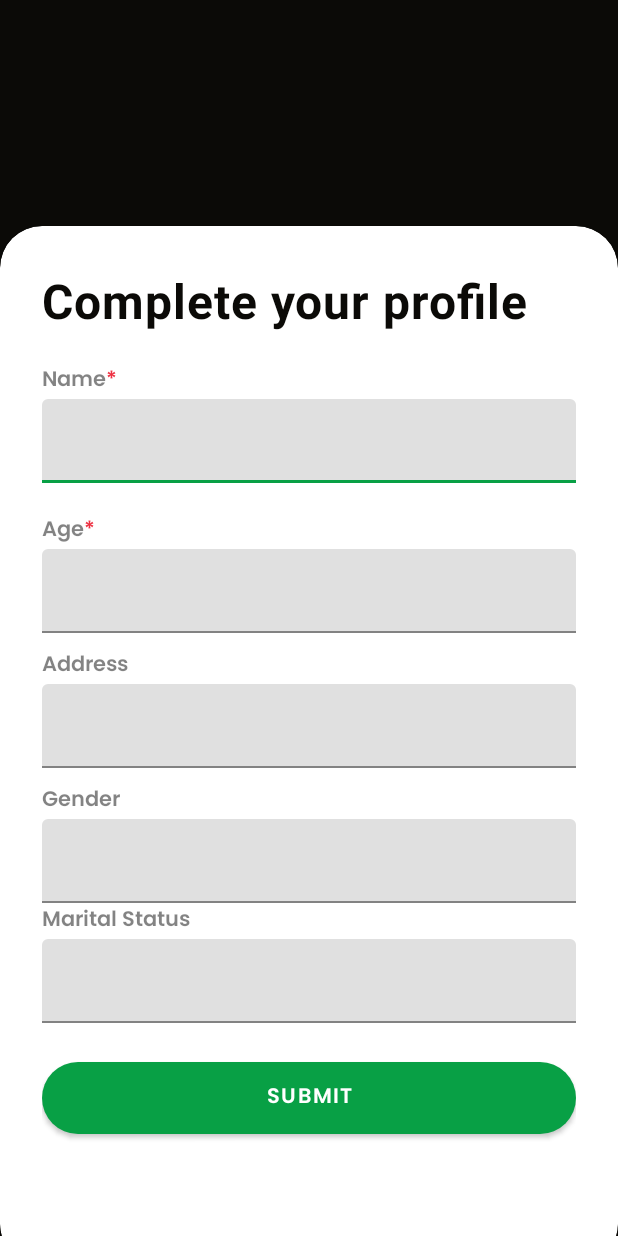
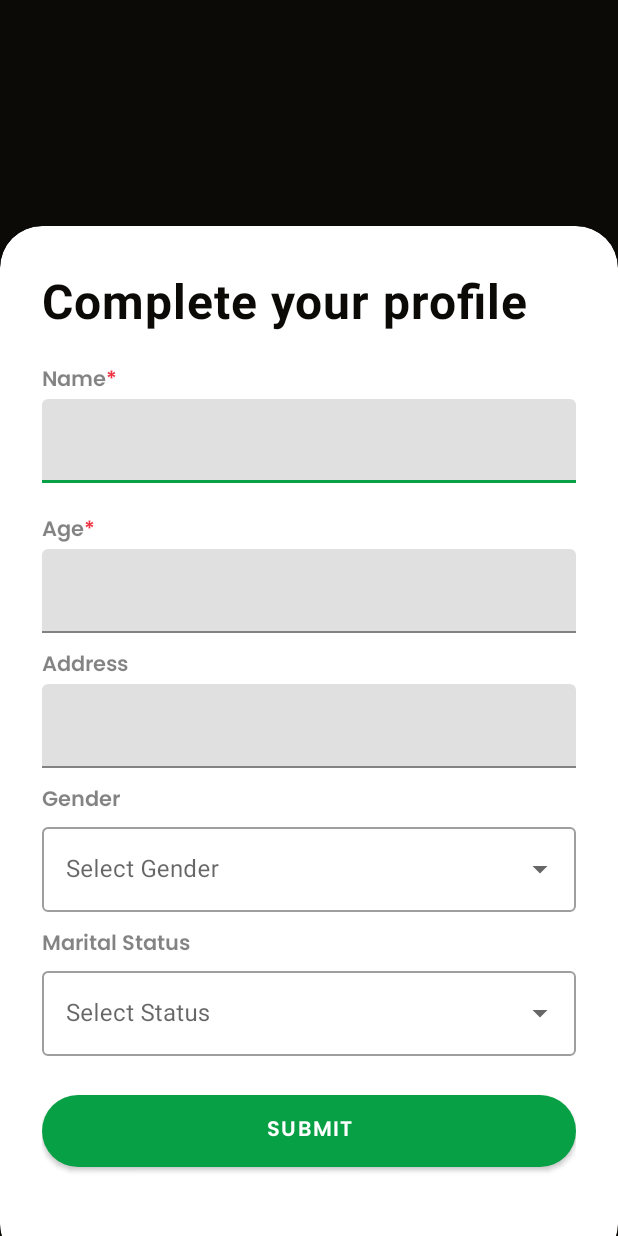
Before and after one commit to therev2/DOCTORIFY, an Android app: the complete_your_profile screen opened directly, with no data from a screen before it, on a phone screen of 412 x 824 dp. Run offline under Robolectric (Android 15) with nearby library versions, the phone set to English and light mode, and no system bars; our stand-ins replace Firebase (no records; nobody signed in at launch, a user with empty details on screens opened directly).

Commit message:
added dropdown for gender and status

```diff
--- a/app/src/main/java/com/example/myapplication/MYprofPat.java
+++ b/app/src/main/java/com/example/myapplication/MYprofPat.java
@@ -36,7 +36,7 @@ public class MYprofPat extends AppCompatActivity {
         age_mp = findViewById(R.id.age_mp);
         add_mp = findViewById(R.id.address_mp);
         ms_mp = findViewById(R.id.status_mp);
-        gender_mp =findViewById(R.id.gender);
+        gender_mp =findViewById(R.id.gender_mp);
         textView = findViewById(R.id.edit);
 
         //referencing database for parent "patient"
--- a/app/src/main/java/com/example/myapplication/complete_your_profile.java
+++ b/app/src/main/java/com/example/myapplication/complete_your_profile.java
@@ -5,6 +5,9 @@ import android.content.Intent;
 import android.content.SharedPreferences;
 import android.os.Bundle;
 import android.view.View;
+import android.widget.AdapterView;
+import android.widget.ArrayAdapter;
+import android.widget.AutoCompleteTextView;
 import android.widget.Button;
 import android.widget.EditText;
 import android.widget.Toast;
@@ -19,9 +22,14 @@ import com.google.firebase.database.FirebaseDatabase;
 import java.util.HashMap;
 
 public class complete_your_profile extends AppCompatActivity {
-    EditText name,age,address,gender,status;
-    String Email_of_pat,Name,Age,Address,Gender,Status;
+    EditText name,age,address;
+    String Email_of_pat,Name,Age,Address,Gender,Status,gender_d,status_d;
     Button submit_btn;
+    String[] gender_array = {"Male","Female","Other"};
+    String[] status_array = {"Bachelor","In relaltionship","Married"};
+    AutoCompleteTextView genderTextView, statusTextView;
+    ArrayAdapter<String> genderItems, statusItems;
+
 
     //initialised shared storage for doc
     public static final String SHARED_PREFS="sharedPrefs";
@@ -43,9 +51,34 @@ public class complete_your_profile extends AppCompatActivity {
         name = findViewById(R.id.name);
         age = findViewById(R.id.age);
         address = findViewById(R.id.address);
-        gender = findViewById(R.id.gender);
-        status = findViewById(R.id.stat);
         submit_btn = findViewById(R.id.reg_complete);
+
+        genderTextView = findViewById(R.id.gender_pat);
+        genderItems = new ArrayAdapter<String>(this, R.layout.list_item, gender_array);
+
+        genderTextView.setAdapter(genderItems);
+
+        genderTextView.setOnItemClickListener(new AdapterView.OnItemClickListener() {
+            @Override
+            public void onItemClick(AdapterView<?> adapterView, View view, int i, long l) {
+                gender_d = adapterView.getItemAtPosition(i).toString().trim();
+                Toast.makeText(complete_your_profile.this,gender_d, Toast.LENGTH_SHORT).show();
+            }
+        });
+
+        statusTextView = findViewById(R.id.status_pat);
+        statusItems = new ArrayAdapter<String>(this, R.layout.list_item, status_array);
+
+        statusTextView.setAdapter(statusItems);
+
+        statusTextView.setOnItemClickListener(new AdapterView.OnItemClickListener() {
+            @Override
+            public void onItemClick(AdapterView<?> adapterView, View view, int i, long l) {
+                 status_d = adapterView.getItemAtPosition(i).toString().trim();
+                Toast.makeText(complete_your_profile.this,status_d, Toast.LENGTH_SHORT).show();
+            }
+        });
+
 
         submit_btn.setOnClickListener(new View.OnClickListener() {
             @Override
@@ -55,8 +88,8 @@ public class complete_your_profile extends AppCompatActivity {
                 Name = name.getText().toString().trim();
                 Age = age.getText().toString().trim();
                 Address = address.getText().toString().trim();
-                Gender = gender.getText().toString().trim();
-                Status = status.getText().toString().trim();
+                Gender = gender_d.trim();
+                Status = status_d.trim();
 
                 if (Name.isEmpty() && Age.isEmpty()){
                     name.setError("Mandatory field");
--- a/app/src/main/res/layout/activity_chat.xml
+++ b/app/src/main/res/layout/activity_chat.xml
@@ -6,7 +6,7 @@
     android:layout_width="match_parent"
     android:layout_height="match_parent"
     tools:context=".chat_activity"
-    android:background="@color/my_primary">
+    android:background="@color/black">
     <LinearLayout
         android:layout_width="match_parent"
         android:layout_height="wrap_content"
@@ -101,7 +101,7 @@
                 android:layout_width="match_parent"
                 android:layout_height="wrap_content"
                 android:layout_alignParentBottom="true"
-                android:hint="Write Message Here"
+                android:hint="Type the Message"
                 android:layout_marginBottom="50dp"
                 android:elevation="4dp"
                 android:padding="10dp"
@@ -113,6 +113,7 @@
             <ImageButton
                 android:layout_width="48dp"
                 android:layout_height="48dp"
+                android:layout_gravity="center"
                 android:src="@drawable/baseline_send_24"
                 android:background="?android:windowTransitionBackgroundFadeDuration"
                 android:layout_alignParentEnd="true"
--- a/app/src/main/res/layout/activity_complete_your_profile.xml
+++ b/app/src/main/res/layout/activity_complete_your_profile.xml
@@ -174,7 +174,7 @@
             </com.google.android.material.textfield.TextInputLayout>
 
             <View
-                android:id="@+id/Z"
+                android:id="@+id/Z1"
 
                 android:layout_width="wrap_content"
                 android:layout_height="10dp" />
@@ -188,19 +188,42 @@
                 android:text="Gender" />
 
             <com.google.android.material.textfield.TextInputLayout
+                style="@style/Widget.MaterialComponents.TextInputLayout.OutlinedBox.ExposedDropdownMenu"
                 android:layout_width="match_parent"
                 android:layout_height="wrap_content"
-                android:hint="">
+                android:layout_margin="0dp"
+                android:hint="@string/gender">
 
-                <com.google.android.material.textfield.TextInputEditText
-                    android:id="@+id/gender"
+                <AutoCompleteTextView
+                    android:id="@+id/gender_pat"
                     android:layout_width="match_parent"
                     android:layout_height="wrap_content"
-                    android:ems="15"
-                    android:inputType="text" />
+                    android:inputType="none" />
+
+            </com.google.android.material.textfield.TextInputLayout>
+
+            <View
+                android:id="@+id/Z2"
+
+                android:layout_width="wrap_content"
+                android:layout_height="10dp" />
 
 
-            </com.google.android.material.textfield.TextInputLayout>
+            <!--            <com.google.android.material.textfield.TextInputLayout-->
+<!--                android:layout_width="match_parent"-->
+<!--                android:layout_height="wrap_content"-->
+<!--                android:hint="">-->
+
+<!--                <com.google.android.material.textfield.TextInputEditText-->
+<!--                    android:id="@+id/gender"-->
+<!--                    android:layout_width="match_parent"-->
+<!--                    android:layout_height="wrap_content"-->
+<!--                    android:ems="15"-->
+<!--                    android:inputType="text" />-->
+
+
+<!--            </com.google.android.material.textfield.TextInputLayout>-->
+
 
             <TextView
                 android:layout_width="wrap_content"
@@ -210,19 +233,34 @@
                 android:text="Marital Status" />
 
             <com.google.android.material.textfield.TextInputLayout
+                style="@style/Widget.MaterialComponents.TextInputLayout.OutlinedBox.ExposedDropdownMenu"
                 android:layout_width="match_parent"
                 android:layout_height="wrap_content"
-                android:hint="">
+                android:layout_margin="0dp"
+                android:hint="@string/status">
 
-                <com.google.android.material.textfield.TextInputEditText
-                    android:id="@+id/stat"
+                <AutoCompleteTextView
+                    android:id="@+id/status_pat"
                     android:layout_width="match_parent"
                     android:layout_height="wrap_content"
-                    android:ems="15"
-                    android:inputType="text" />
+                    android:inputType="none" />
+
+            </com.google.android.material.textfield.TextInputLayout>
+
+<!--            <com.google.android.material.textfield.TextInputLayout-->
+<!--                android:layout_width="match_parent"-->
+<!--                android:layout_height="wrap_content"-->
+<!--                android:hint="">-->
+
+<!--                <com.google.android.material.textfield.TextInputEditText-->
+<!--                    android:id="@+id/stat"-->
+<!--                    android:layout_width="match_parent"-->
+<!--                    android:layout_height="wrap_content"-->
+<!--                    android:ems="15"-->
+<!--                    android:inputType="text" />-->
 
 
-            </com.google.android.material.textfield.TextInputLayout>
+<!--            </com.google.android.material.textfield.TextInputLayout>-->
 
 
             <View
--- a/app/src/main/res/layout/activity_home_page.xml
+++ b/app/src/main/res/layout/activity_home_page.xml
@@ -94,10 +94,11 @@
                     android:layout_width="wrap_content"
                     android:layout_height="wrap_content"
                     android:alpha="0.99"
+                    android:maxLines="1"
                     android:fontFamily="@font/regular_italic"
                     android:letterSpacing="0.03"
                     android:paddingStart="5dp"
-                    android:text="Harshit"
+                    android:text=""
                     android:textColor="@color/black"
                     android:textSize="22sp"
                     android:textStyle="bold" />
--- a/app/src/main/res/layout/activity_myprof_pat.xml
+++ b/app/src/main/res/layout/activity_myprof_pat.xml
@@ -171,7 +171,7 @@
 
 
                     <TextView
-                        android:id="@id/gender"
+                        android:id="@+id/gender_mp"
                         android:layout_width="321dp"
                         android:layout_height="wrap_content"
                         android:layout_below="@id/view3"
--- a/app/src/main/res/values/strings.xml
+++ b/app/src/main/res/values/strings.xml
@@ -1,6 +1,8 @@
 <resources>
     <string name="app_name">Doctorify</string>
     <string name="specialist">Select specialist</string>
+    <string name="gender">Select Gender</string>
+    <string name="status">Select Status</string>
     <string name="resend_otp_message">Resend OTP in %1$d seconds</string>
     <string name="open">Open Navigation Drawer</string>
     <string name="close">Close Navigation Drawer</string>
```
Also changed, not shown: app/src/main/AndroidManifest.xml (+7 -0 lines), 1 other file.
